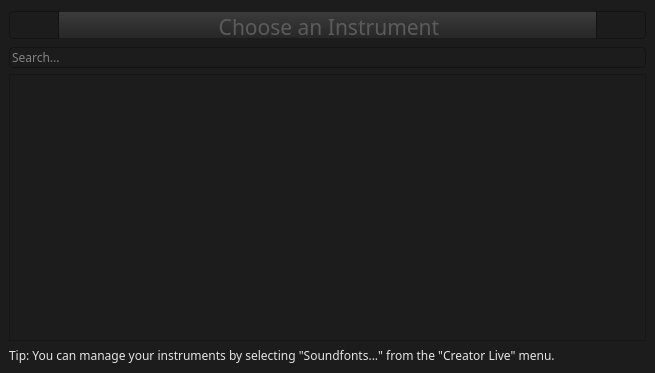
Before: the Qt Designer form livesf2/livesf2wizard.ui in jocelyn-stericker/creator-live, drawn with Qt 5.
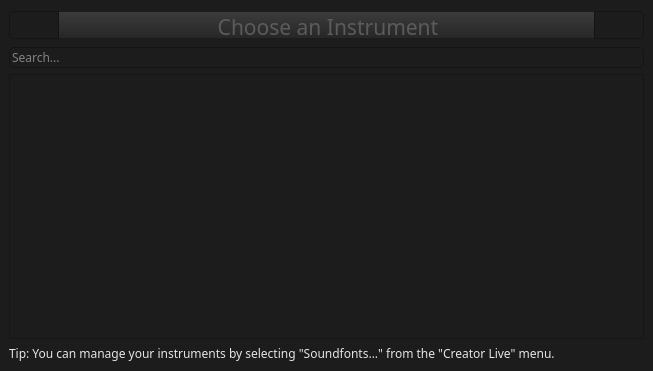
After: the same form once the commit is applied. The open tabs and pages were chosen to show the change. Icons and pictures are not drawn.

What changed in the file:
```diff
--- a/livesf2/livesf2wizard.ui
+++ b/livesf2/livesf2wizard.ui
@@ -6,8 +6,8 @@
    <rect>
     <x>0</x>
     <y>0</y>
-    <width>655</width>
-    <height>373</height>
+    <width>653</width>
+    <height>371</height>
    </rect>
   </property>
   <property name="windowTitle">
```
Left out of the diff: 2 changed lines with no effect on the pictures.
